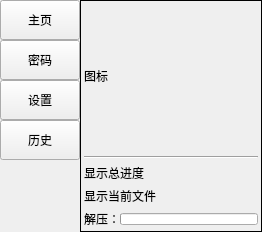
PPJUST/OnlyUnzip, file ui 原文件.ui: the form before one commit.
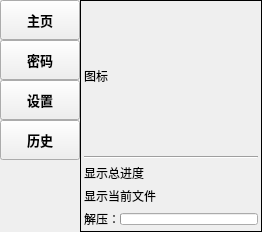
The form after the commit.

Commit message: 更新ui

Diff of the .ui file:
```diff
--- a/ui 原文件.ui
+++ b/ui 原文件.ui
@@ -60,6 +60,15 @@
             <height>16777215</height>
            </size>
           </property>
+          <property name="font">
+           <font>
+            <family>微软雅黑</family>
+            <pointsize>10</pointsize>
+            <weight>75</weight>
+            <bold>true</bold>
+            <kerning>true</kerning>
+           </font>
+          </property>
           <property name="text">
            <string>主页</string>
           </property>
@@ -94,6 +103,14 @@
             <height>16777215</height>
            </size>
           </property>
+          <property name="font">
+           <font>
+            <family>微软雅黑</family>
+            <pointsize>10</pointsize>
+            <weight>75</weight>
+            <bold>true</bold>
+           </font>
+          </property>
           <property name="text">
            <string>密码</string>
           </property>
@@ -116,6 +133,14 @@
             <height>16777215</height>
            </size>
           </property>
+          <property name="font">
+           <font>
+            <family>微软雅黑</family>
+            <pointsize>10</pointsize>
+            <weight>75</weight>
+            <bold>true</bold>
+           </font>
+          </property>
           <property name="text">
            <string>设置</string>
           </property>
@@ -138,6 +163,14 @@
             <height>16777215</height>
            </size>
           </property>
+          <property name="font">
+           <font>
+            <family>微软雅黑</family>
+            <pointsize>10</pointsize>
+            <weight>75</weight>
+            <bold>true</bold>
+           </font>
+          </property>
           <property name="text">
            <string>历史</string>
           </property>
```
The commit also changes 2 other files.
